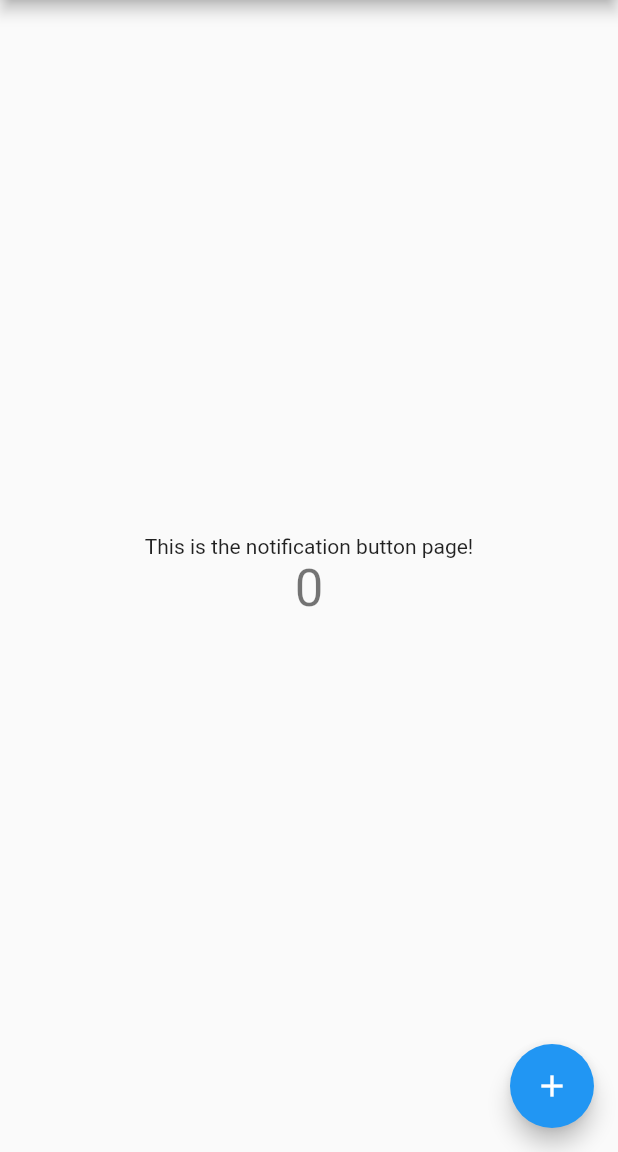
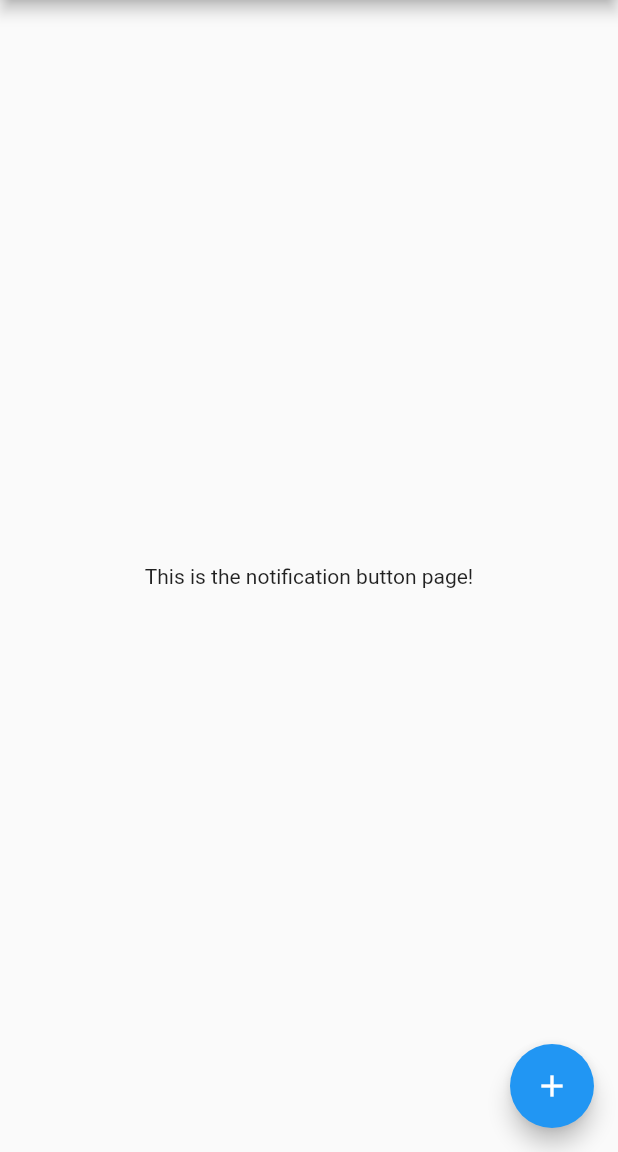
Before and after one commit to 4ntonio-lu/Junior-Project, a Flutter app: the screen it shows after launch, on a phone screen of 412 x 824 dp, the part 84-1236 px from its top. Run offline on Flutter 3.47's test engine with Material 2 defaults, Android fonts, the phone set to English and light mode, and no system bars; our stand-ins replace awesome_notifications.

Commit message:
Cut default app stuff, looks cleaner

```diff
--- a/lib/main.dart
+++ b/lib/main.dart
@@ -122,7 +122,7 @@ class MyApp extends StatelessWidget {
   @override
   Widget build(BuildContext context) {
     return MaterialApp(
-      title: 'Flutter Demo',
+      title: 'Project Demo',
       theme: ThemeData(
         // This is the theme of your application.
         //
@@ -228,13 +228,7 @@ class _MyHomePageState extends State<MyHomePage> {
     const Text(
     'This is the notification button page!',
     ),
-    Text(
-    '$_counter',
-    style: Theme
-        .of(context)
-        .textTheme
-        .headline4,
-    ),
+
     ],
     ),
     ),
```
